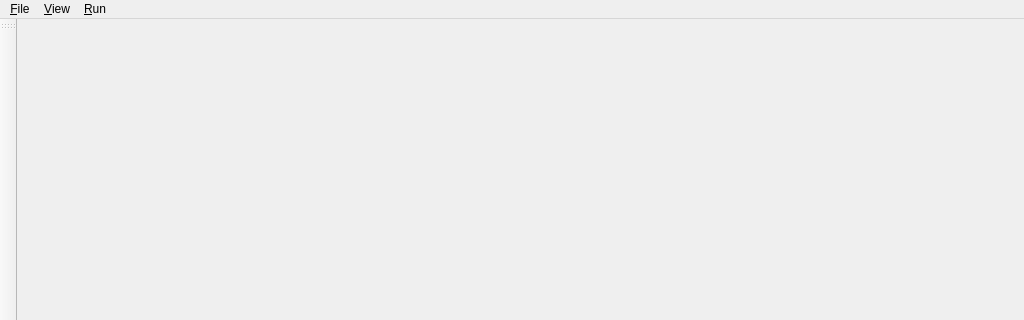
Chunting/UrRobotControllerInTCP, file packages/xApplications/cobotsys_app/src/main_window_widget.ui: the form before one commit; both pictures show x 0 to 1024 and y 0 to 320 of the 1024 by 600 pixel window.
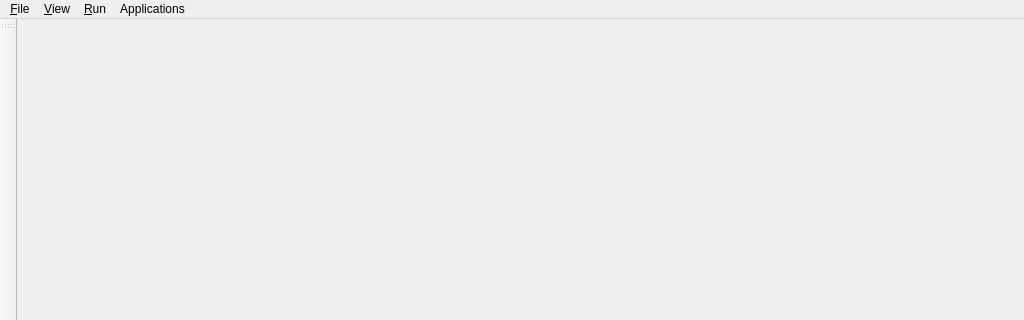
The form after the commit. Icons and pictures are not drawn.

Patch:
```diff
--- a/packages/xApplications/cobotsys_app/src/main_window_widget.ui
+++ b/packages/xApplications/cobotsys_app/src/main_window_widget.ui
@@ -44,9 +44,16 @@
     <addaction name="action_Pause"/>
     <addaction name="action_Stop"/>
    </widget>
+   <widget class="QMenu" name="menuApplications">
+    <property name="title">
+     <string>Applications</string>
+    </property>
+    <addaction name="action_BinpickingPhyDist"/>
+   </widget>
    <addaction name="menu_File"/>
    <addaction name="menu_View"/>
    <addaction name="menu_Run"/>
+   <addaction name="menuApplications"/>
   </widget>
   <widget class="QStatusBar" name="statusbar"/>
   <widget class="QToolBar" name="toolBar">
```
Left out of the diff: 9 changed lines with no effect on the pictures.
